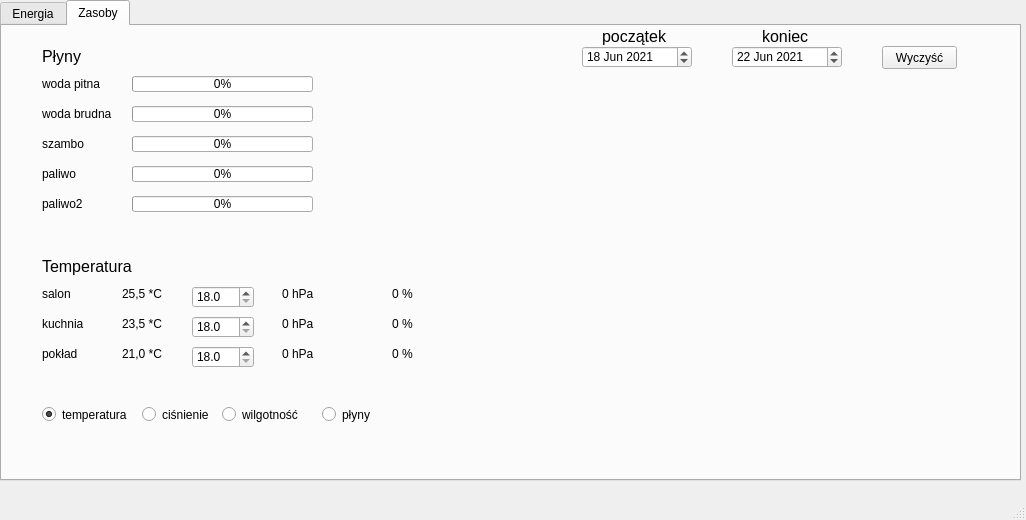
Qt form InteliHouse.ui (MateuszRosner/InteliHouse1.0) before a commit.
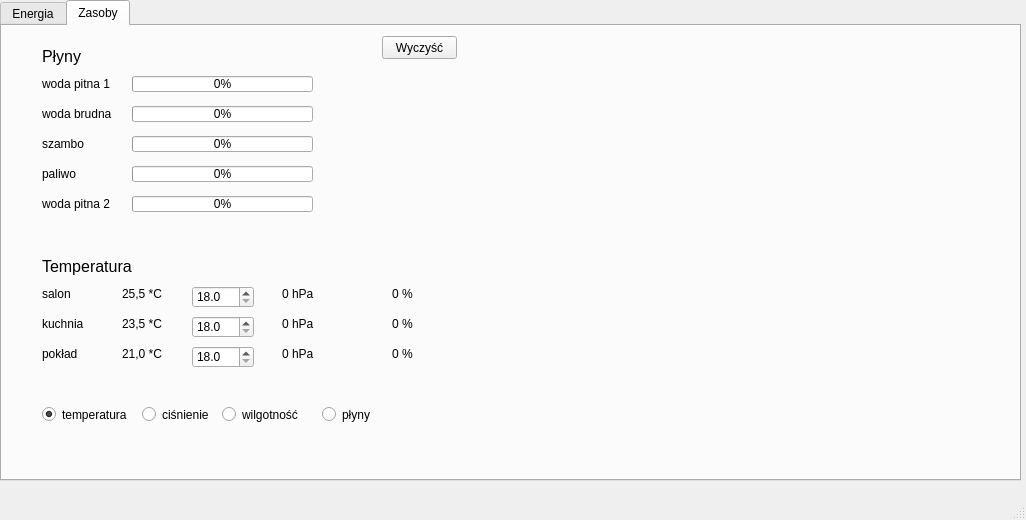
The same form after that commit. Custom widgets are drawn as their Qt base class.

```diff
--- a/InteliHouse.ui
+++ b/InteliHouse.ui
@@ -910,7 +910,7 @@
        </rect>
       </property>
       <property name="text">
-       <string>paliwo2</string>
+       <string>woda pitna 2</string>
       </property>
      </widget>
      <widget class="QLabel" name="label_4">
@@ -923,7 +923,7 @@
        </rect>
       </property>
       <property name="text">
-       <string>woda pitna</string>
+       <string>woda pitna 1</string>
       </property>
      </widget>
      <widget class="QProgressBar" name="progressBarSZ">
@@ -1108,82 +1108,6 @@
        <double>25.000000000000000</double>
       </property>
      </widget>
-     <widget class="QDateEdit" name="dateEdit_3">
-      <property name="geometry">
-       <rect>
-        <x>580</x>
-        <y>20</y>
-        <width>110</width>
-        <height>22</height>
-       </rect>
-      </property>
-      <property name="dateTime">
-       <datetime>
-        <hour>0</hour>
-        <minute>0</minute>
-        <second>0</second>
-        <year>2021</year>
-        <month>6</month>
-        <day>18</day>
-       </datetime>
-      </property>
-     </widget>
-     <widget class="QLabel" name="label_21">
-      <property name="geometry">
-       <rect>
-        <x>600</x>
-        <y>0</y>
-        <width>81</width>
-        <height>21</height>
-       </rect>
-      </property>
-      <property name="font">
-       <font>
-        <pointsize>12</pointsize>
-       </font>
-      </property>
-      <property name="text">
-       <string>początek</string>
-      </property>
-     </widget>
-     <widget class="QDateEdit" name="dateEdit_4">
-      <property name="geometry">
-       <rect>
-        <x>730</x>
-        <y>20</y>
-        <width>110</width>
-        <height>22</height>
-       </rect>
-      </property>
-      <property name="dateTime">
-       <datetime>
-        <hour>0</hour>
-        <minute>0</minute>
-        <second>0</second>
-        <year>2021</year>
-        <month>6</month>
-        <day>22</day>
-       </datetime>
-      </property>
-     </widget>
-     <widget class="QLabel" name="label_22">
-      <property name="geometry">
-       <rect>
-        <x>760</x>
-        <y>0</y>
-        <width>81</width>
-        <height>21</height>
-       </rect>
-      </property>
-      <property name="font">
-       <font>
-        <pointsize>12</pointsize>
-       </font>
-      </property>
-      <property name="text">
-       <string>koniec</string>
-      </property>
-     </widget>
      <widget class="QLabel" name="label_press0">
       <property name="geometry">
        <rect>
@@ -1265,10 +1189,10 @@
      <widget class="QChartView" name="widget" native="true">
       <property name="geometry">
        <rect>
-        <x>490</x>
-        <y>60</y>
-        <width>511</width>
-        <height>381</height>
+        <x>460</x>
+        <y>10</y>
+        <width>541</width>
+        <height>431</height>
        </rect>
       </property>
      </widget>
@@ -1339,8 +1263,8 @@
      <widget class="QPushButton" name="ButtonClearGraphs">
       <property name="geometry">
        <rect>
-        <x>880</x>
-        <y>20</y>
+        <x>380</x>
+        <y>10</y>
         <width>75</width>
         <height>23</height>
        </rect>
```
Left out of the diff: 84 changed lines with no effect on the pictures.
